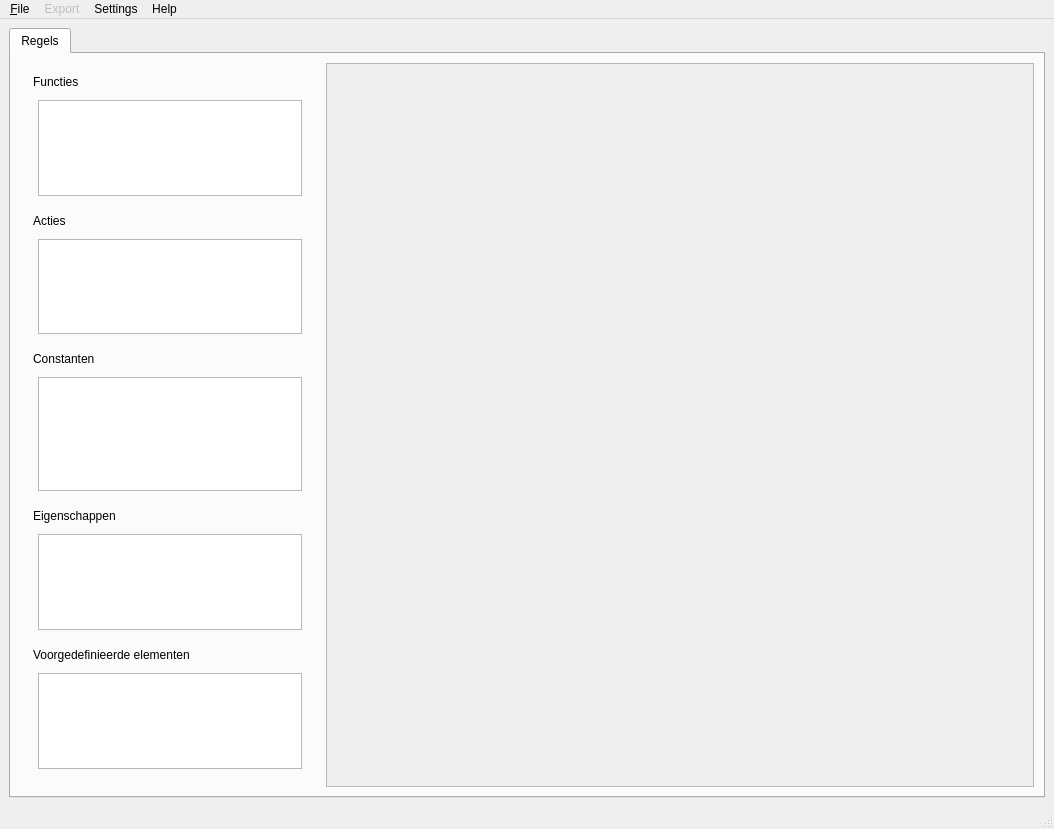
Before: the Qt Designer form src/app/ruleCreator/mainwindow.ui in Dtai/PokerbotClient, drawn with Qt 5.
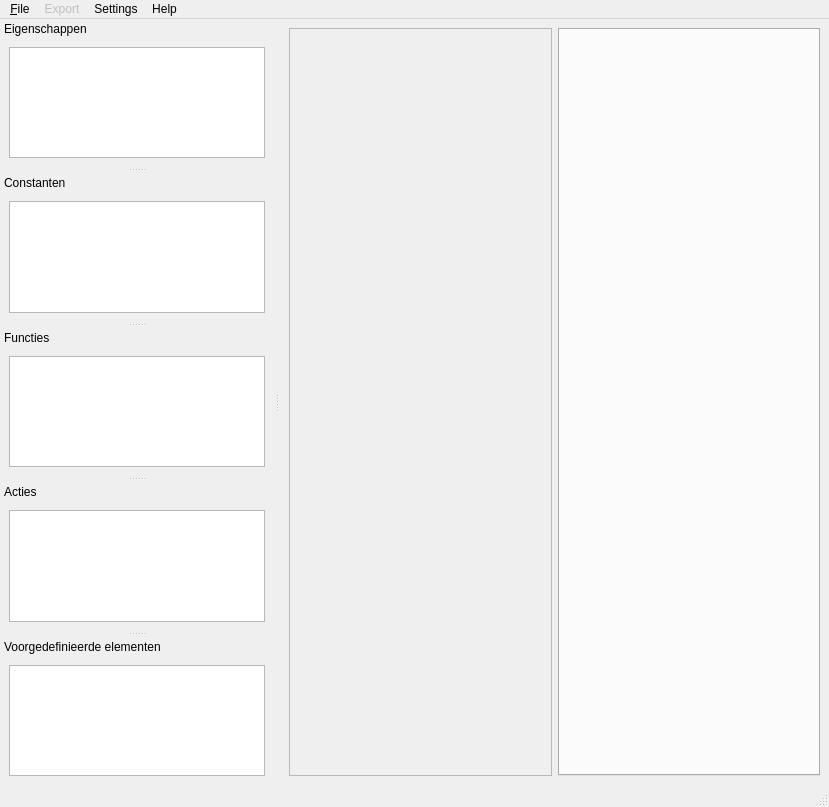
After: the same form once the commit is applied. Custom widgets are drawn as their Qt base class.

Commit message: The main window is updated, the rulelist is not anymore in the tablist. Also it is now impossible to make duplicate connections.

```diff
--- a/src/app/ruleCreator/mainwindow.ui
+++ b/src/app/ruleCreator/mainwindow.ui
@@ -6,8 +6,8 @@
    <rect>
     <x>0</x>
     <y>0</y>
-    <width>1054</width>
-    <height>829</height>
+    <width>829</width>
+    <height>807</height>
    </rect>
   </property>
   <property name="windowTitle">
@@ -18,202 +18,31 @@
   </property>
   <widget class="QWidget" name="centralwidget">
    <layout class="QHBoxLayout" name="horizontalLayout">
+    <item>
+     <widget class="QScrollArea" name="scrollArea">
+      <property name="styleSheet">
+       <string notr="true">#listSelector{ background-color: black; }</string>
+      </property>
+      <property name="widgetResizable">
+       <bool>true</bool>
+      </property>
+      <widget class="QWidget" name="widget">
+       <property name="geometry">
+        <rect>
+         <x>0</x>
+         <y>0</y>
+         <width>263</width>
+         <height>746</height>
+        </rect>
+       </property>
+      </widget>
+     </widget>
+    </item>
     <item>
      <widget class="QTabWidget" name="tabWidget">
       <property name="currentIndex">
        <number>0</number>
       </property>
-      <widget class="QWidget" name="tab1">
-       <attribute name="title">
-        <string>Regels</string>
-       </attribute>
-       <layout class="QFormLayout" name="formLayout">
-        <property name="fieldGrowthPolicy">
-         <enum>QFormLayout::AllNonFixedFieldsGrow</enum>
-        </property>
-        <item row="0" column="0">
-         <widget class="QWidget" name="widget_2" native="true">
-          <property name="minimumSize">
-           <size>
-            <width>300</width>
-            <height>0</height>
-           </size>
-          </property>
-          <layout class="QGridLayout" name="gridLayout_4">
-           <item row="0" column="0">
-            <widget class="QDockWidget" name="dwFunction">
-             <property name="minimumSize">
-              <size>
-               <width>274</width>
-               <height>117</height>
-              </size>
-             </property>
-             <property name="features">
-              <set>QDockWidget::DockWidgetMovable</set>
-             </property>
-             <property name="windowTitle">
-              <string>Functies</string>
-             </property>
-             <widget class="QWidget" name="dockWidgetContents_7">
-              <property name="sizePolicy">
-               <sizepolicy hsizetype="Expanding" vsizetype="Expanding">
-                <horstretch>0</horstretch>
-                <verstretch>0</verstretch>
-               </sizepolicy>
-              </property>
-              <layout class="QVBoxLayout" name="verticalLayout_3">
-               <item>
-                <widget class="ElementView" name="vwFunction"/>
-               </item>
-              </layout>
-             </widget>
-            </widget>
-           </item>
-           <item row="1" column="0">
-            <widget class="QDockWidget" name="dwAction">
-             <property name="minimumSize">
-              <size>
-               <width>112</width>
-               <height>117</height>
-              </size>
-             </property>
-             <property name="features">
-              <set>QDockWidget::DockWidgetMovable</set>
-             </property>
-             <property name="windowTitle">
-              <string>Acties</string>
-             </property>
-             <widget class="QWidget" name="dockWidgetContents_9">
-              <property name="sizePolicy">
-               <sizepolicy hsizetype="Expanding" vsizetype="Expanding">
-                <horstretch>0</horstretch>
-                <verstretch>0</verstretch>
-               </sizepolicy>
-              </property>
-              <layout class="QVBoxLayout" name="verticalLayout_4">
-               <item>
-                <widget class="ElementView" name="vwAction"/>
-               </item>
-              </layout>
-             </widget>
-            </widget>
-           </item>
-           <item row="2" column="0">
-            <widget class="QDockWidget" name="dwConstant">
-             <property name="minimumSize">
-              <size>
-               <width>207</width>
-               <height>151</height>
-              </size>
-             </property>
-             <property name="features">
-              <set>QDockWidget::DockWidgetMovable</set>
-             </property>
-             <property name="windowTitle">
-              <string>Constanten</string>
-             </property>
-             <widget class="QWidget" name="dockWidgetContents_10">
-              <property name="sizePolicy">
-               <sizepolicy hsizetype="Expanding" vsizetype="Expanding">
-                <horstretch>0</horstretch>
-                <verstretch>0</verstretch>
-               </sizepolicy>
-              </property>
-              <layout class="QHBoxLayout" name="horizontalLayout_6">
-               <item>
-                <widget class="ElementView" name="vwConstant"/>
-               </item>
-              </layout>
-             </widget>
-            </widget>
-           </item>
-           <item row="3" column="0">
-            <widget class="QDockWidget" name="dwFeature">
-             <property name="minimumSize">
-              <size>
-               <width>112</width>
-               <height>111</height>
-              </size>
-             </property>
-             <property name="features">
-              <set>QDockWidget::DockWidgetMovable</set>
-             </property>
-             <property name="windowTitle">
-              <string>Eigenschappen</string>
-             </property>
-             <widget class="QWidget" name="dockWidgetContents_11">
-              <property name="sizePolicy">
-               <sizepolicy hsizetype="Expanding" vsizetype="Expanding">
-                <horstretch>0</horstretch>
-                <verstretch>0</verstretch>
-               </sizepolicy>
-              </property>
-              <layout class="QHBoxLayout" name="horizontalLayout_7">
-               <item>
-                <widget class="ElementView" name="vwFeature"/>
-               </item>
-              </layout>
-             </widget>
-            </widget>
-           </item>
-           <item row="4" column="0">
-            <widget class="QDockWidget" name="dwPredef">
-             <property name="minimumSize">
-              <size>
-               <width>224</width>
-               <height>113</height>
-              </size>
-             </property>
-             <property name="features">
-              <set>QDockWidget::DockWidgetMovable</set>
-             </property>
-             <property name="windowTitle">
-              <string>Voorgedefinieerde elementen</string>
-             </property>
-             <widget class="QWidget" name="dockWidgetContents_8">
-              <property name="sizePolicy">
-               <sizepolicy hsizetype="Expanding" vsizetype="Expanding">
-                <horstretch>0</horstretch>
-                <verstretch>0</verstretch>
-               </sizepolicy>
-              </property>
-              <layout class="QHBoxLayout" name="horizontalLayout_5">
-               <item>
-                <widget class="PredefinedElementView" name="vwPredef">
-                 <property name="acceptDrops">
-                  <bool>true</bool>
-                 </property>
-                </widget>
-               </item>
-              </layout>
-             </widget>
-            </widget>
-           </item>
-          </layout>
-         </widget>
-        </item>
-        <item row="0" column="1">
-         <widget class="QScrollArea" name="scrollArea">
-          <property name="styleSheet">
-           <string notr="true">#listSelector{ background-color: black; }</string>
-          </property>
-          <property name="widgetResizable">
-           <bool>true</bool>
-          </property>
-          <widget class="QWidget" name="widget">
-           <property name="geometry">
-            <rect>
-             <x>0</x>
-             <y>0</y>
-             <width>704</width>
-             <height>724</height>
-            </rect>
-           </property>
-          </widget>
-         </widget>
-        </item>
-       </layout>
-      </widget>
      </widget>
     </item>
    </layout>
@@ -223,7 +52,7 @@
     <rect>
      <x>0</x>
      <y>0</y>
-     <width>1054</width>
+     <width>829</width>
      <height>21</height>
     </rect>
    </property>
@@ -265,6 +94,160 @@
    <addaction name="menuHelp"/>
   </widget>
   <widget class="QStatusBar" name="statusbar"/>
+  <widget class="QDockWidget" name="dwFeature">
+   <property name="minimumSize">
+    <size>
+     <width>112</width>
+     <height>111</height>
+    </size>
+   </property>
+   <property name="features">
+    <set>QDockWidget::DockWidgetMovable</set>
+   </property>
+   <property name="windowTitle">
+    <string>Eigenschappen</string>
+   </property>
+   <attribute name="dockWidgetArea">
+    <number>1</number>
+   </attribute>
+   <widget class="QWidget" name="dockWidgetContents">
+    <property name="sizePolicy">
+     <sizepolicy hsizetype="Expanding" vsizetype="Expanding">
+      <horstretch>0</horstretch>
+      <verstretch>0</verstretch>
+     </sizepolicy>
+    </property>
+    <layout class="QHBoxLayout" name="horizontalLayout_2">
+     <item>
+      <widget class="ElementView" name="vwFeature"/>
+     </item>
+    </layout>
+   </widget>
+  </widget>
+  <widget class="QDockWidget" name="dwConstant">
+   <property name="minimumSize">
+    <size>
+     <width>112</width>
+     <height>111</height>
+    </size>
+   </property>
+   <property name="features">
+    <set>QDockWidget::DockWidgetMovable</set>
+   </property>
+   <property name="windowTitle">
+    <string>Constanten</string>
+   </property>
+   <attribute name="dockWidgetArea">
+    <number>1</number>
+   </attribute>
+   <widget class="QWidget" name="dockWidgetContents_2">
+    <property name="sizePolicy">
+     <sizepolicy hsizetype="Expanding" vsizetype="Expanding">
+      <horstretch>0</horstretch>
+      <verstretch>0</verstretch>
+     </sizepolicy>
+    </property>
+    <layout class="QHBoxLayout" name="horizontalLayout_3">
+     <item>
+      <widget class="ElementView" name="vwConstant"/>
+     </item>
+    </layout>
+   </widget>
+  </widget>
+  <widget class="QDockWidget" name="dwFunction">
+   <property name="minimumSize">
+    <size>
+     <width>274</width>
+     <height>111</height>
+    </size>
+   </property>
+   <property name="features">
+    <set>QDockWidget::DockWidgetMovable</set>
+   </property>
+   <property name="windowTitle">
+    <string>Functies</string>
+   </property>
+   <attribute name="dockWidgetArea">
+    <number>1</number>
+   </attribute>
+   <widget class="QWidget" name="dockWidgetContents_3">
+    <property name="sizePolicy">
+     <sizepolicy hsizetype="Expanding" vsizetype="Expanding">
+      <horstretch>0</horstretch>
+      <verstretch>0</verstretch>
+     </sizepolicy>
+    </property>
+    <layout class="QVBoxLayout" name="verticalLayout">
+     <item>
+      <widget class="ElementView" name="vwFunction"/>
+     </item>
+    </layout>
+   </widget>
+  </widget>
+  <widget class="QDockWidget" name="dwAction">
+   <property name="minimumSize">
+    <size>
+     <width>112</width>
+     <height>111</height>
+    </size>
+   </property>
+   <property name="features">
+    <set>QDockWidget::DockWidgetMovable</set>
+   </property>
+   <property name="windowTitle">
+    <string>Acties</string>
+   </property>
+   <attribute name="dockWidgetArea">
+    <number>1</number>
+   </attribute>
+   <widget class="QWidget" name="dockWidgetContents_5">
+    <property name="sizePolicy">
+     <sizepolicy hsizetype="Expanding" vsizetype="Expanding">
+      <horstretch>0</horstretch>
+      <verstretch>0</verstretch>
+     </sizepolicy>
+    </property>
+    <layout class="QVBoxLayout" name="verticalLayout_2">
+     <item>
+      <widget class="ElementView" name="vwAction"/>
+     </item>
+    </layout>
+   </widget>
+  </widget>
+  <widget class="QDockWidget" name="dwPredef">
+   <property name="minimumSize">
+    <size>
+     <width>93</width>
+     <height>113</height>
+    </size>
+   </property>
+   <property name="features">
+    <set>QDockWidget::DockWidgetMovable</set>
+   </property>
+   <property name="windowTitle">
+    <string>Voorgedefinieerde elementen</string>
+   </property>
+   <attribute name="dockWidgetArea">
+    <number>1</number>
+   </attribute>
+   <widget class="QWidget" name="dockWidgetContents_6">
+    <property name="sizePolicy">
+     <sizepolicy hsizetype="Expanding" vsizetype="Expanding">
+      <horstretch>0</horstretch>
+      <verstretch>0</verstretch>
+     </sizepolicy>
+    </property>
+    <layout class="QHBoxLayout" name="horizontalLayout_4">
+     <item>
+      <widget class="PredefinedElementView" name="vwPredef">
+       <property name="acceptDrops">
+        <bool>true</bool>
+       </property>
+      </widget>
+     </item>
+    </layout>
+   </widget>
+  </widget>
   <action name="action_New">
    <property name="text">
     <string>&amp;new</string>
```
Left out of the diff: 19 changed lines with no effect on the pictures. The commit also changes 3 other files.
